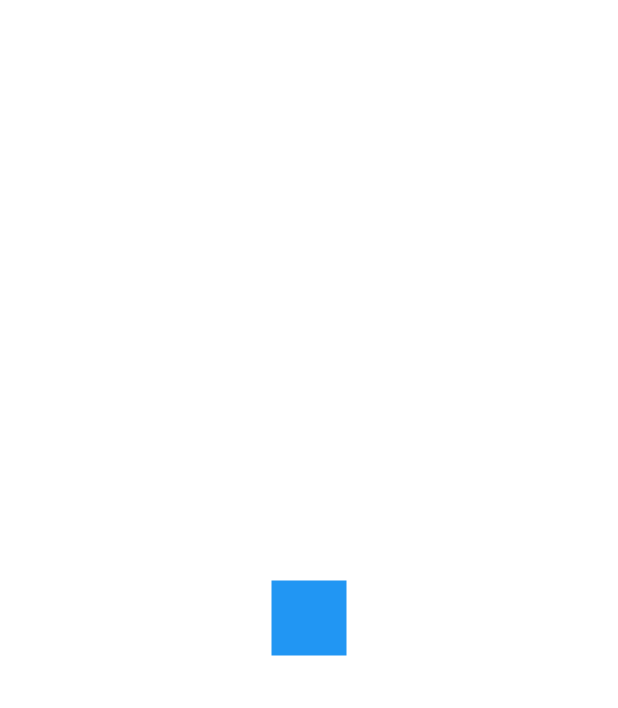
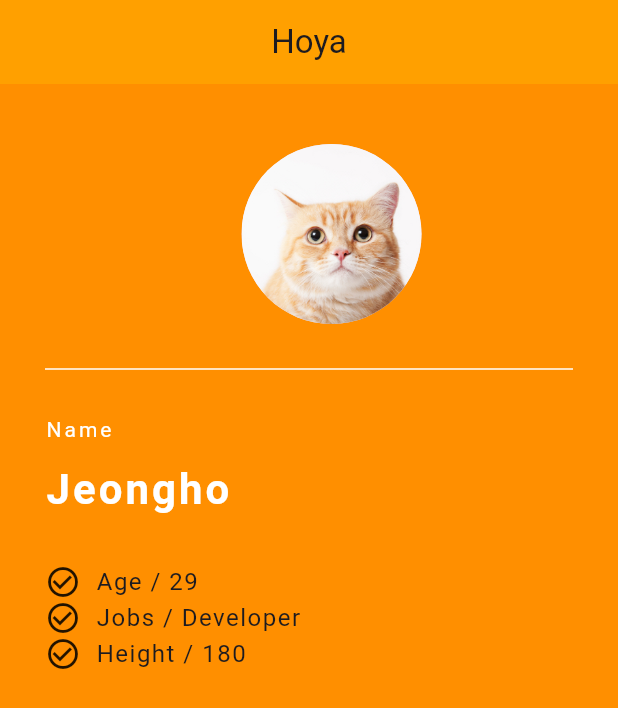
Before and after one commit to Jeongho0805/flutter-practice, a Flutter app: the screen it shows after launch, on a phone screen of 412 x 824 dp. Shown: the top 708 px of the screen. Run offline on Flutter 3.47's test engine with Material 3 defaults, Android fonts, the light colour scheme and no system bars.

Commit message:
feat: create profile

```diff
--- a/lib/main.dart
+++ b/lib/main.dart
@@ -1,17 +1,112 @@
 import 'package:flutter/material.dart';
 
-void main() {
-  runApp(const MyApp());
-}
+void main() => runApp(MyApp());
 
 class MyApp extends StatelessWidget {
   const MyApp({super.key});
   @override
   Widget build(BuildContext context) {
     return MaterialApp(
-        home: Center(
-          child: Container(width: 50, height: 50, color: Colors.blue),
-        )
+      title: 'Jeongho',
+      home: Grade() ,
+
     );
   }
 }
+
+class Grade extends StatelessWidget {
+  @override
+  Widget build(BuildContext context) {
+    return Scaffold(
+      backgroundColor: Colors.amber[800],
+      appBar: AppBar(
+        title: Text('Hoya'),
+        backgroundColor: Colors.amber[700],
+        centerTitle: true,
+        elevation: 0.0,
+      ),
+      body: Padding(
+        padding: EdgeInsets.fromLTRB(30.0, 40.0, 0, 0),
+        child: Column(
+          crossAxisAlignment: CrossAxisAlignment.start,//
+          children: const <Widget>[
+            Center(
+              child: CircleAvatar(
+                backgroundImage: AssetImage('assets/cat.jpeg'),
+                radius: 60.0,
+              ),
+            ),
+            Divider(
+              height: 60.0,
+              color: Colors.white,
+              thickness: 1.0,
+              endIndent: 30.0,
+            ),
+            Text('Name',
+            style: TextStyle(
+              color: Colors.white,
+              letterSpacing: 2.0
+            ),
+            ),
+            SizedBox(
+              height: 10.0,
+            ),
+            Text('Jeongho',
+            style: TextStyle(
+              color: Colors.white,
+              letterSpacing: 2.0,
+              fontSize: 28.0,
+              fontWeight: FontWeight.bold
+            ),
+            ),
+            SizedBox(
+              height: 30.0,
+            ),
+            Row(
+              children: <Widget>[
+                Icon(Icons.check_circle_outline),
+                SizedBox(
+                  width: 10.0,
+                ),
+                Text('Age / 29',
+                style: TextStyle(
+                  fontSize: 16.0,
+                  letterSpacing: 1.0
+                ),
+                )
+              ],
+            ),
+            Row(
+              children: <Widget>[
+                Icon(Icons.check_circle_outline),
+                SizedBox(
+                  width: 10.0,
+                ),
+                Text('Jobs / Developer',
+                  style: TextStyle(
+                      fontSize: 16.0,
+                      letterSpacing: 1.0
+                  ),
+                )
+              ],
+            ),
+            Row(
+              children: <Widget>[
+                Icon(Icons.check_circle_outline),
+                SizedBox(
+                  width: 10.0,
+                ),
+                Text('Height / 180',
+                  style: TextStyle(
+                      fontSize: 16.0,
+                      letterSpacing: 1.0
+                  ),
+                )
+              ],
+            )
+          ],
+        )
+      ),
+    );
+  }
+}
```
Also changed, not shown: pubspec.yaml (+0 -52 lines).
